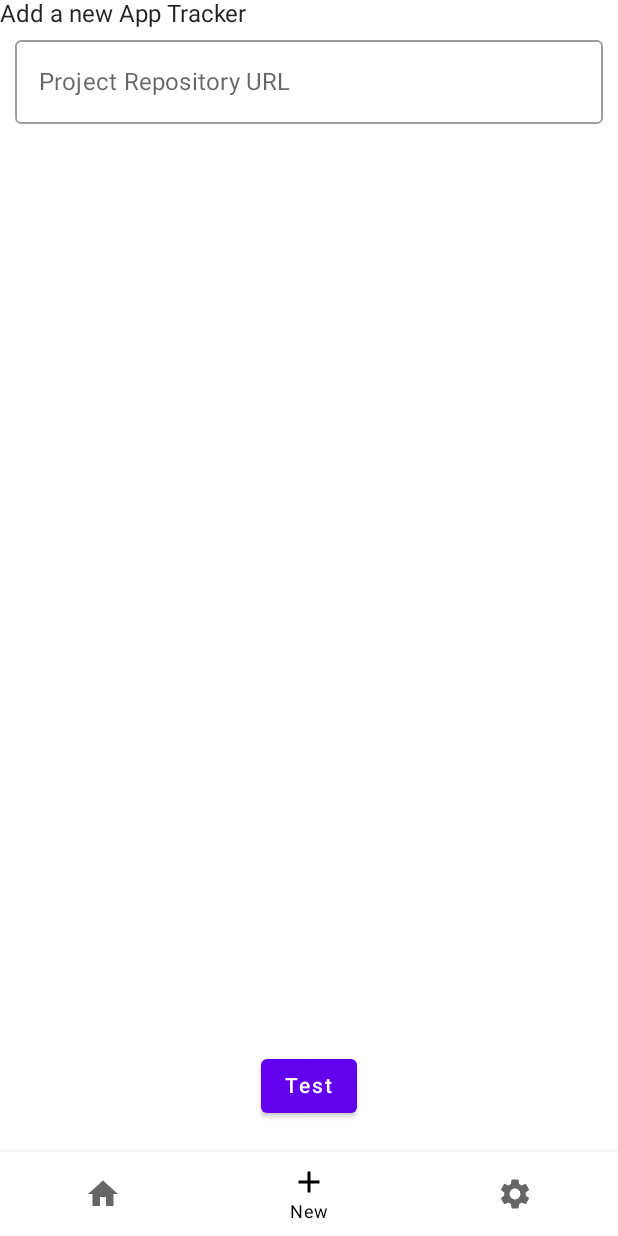
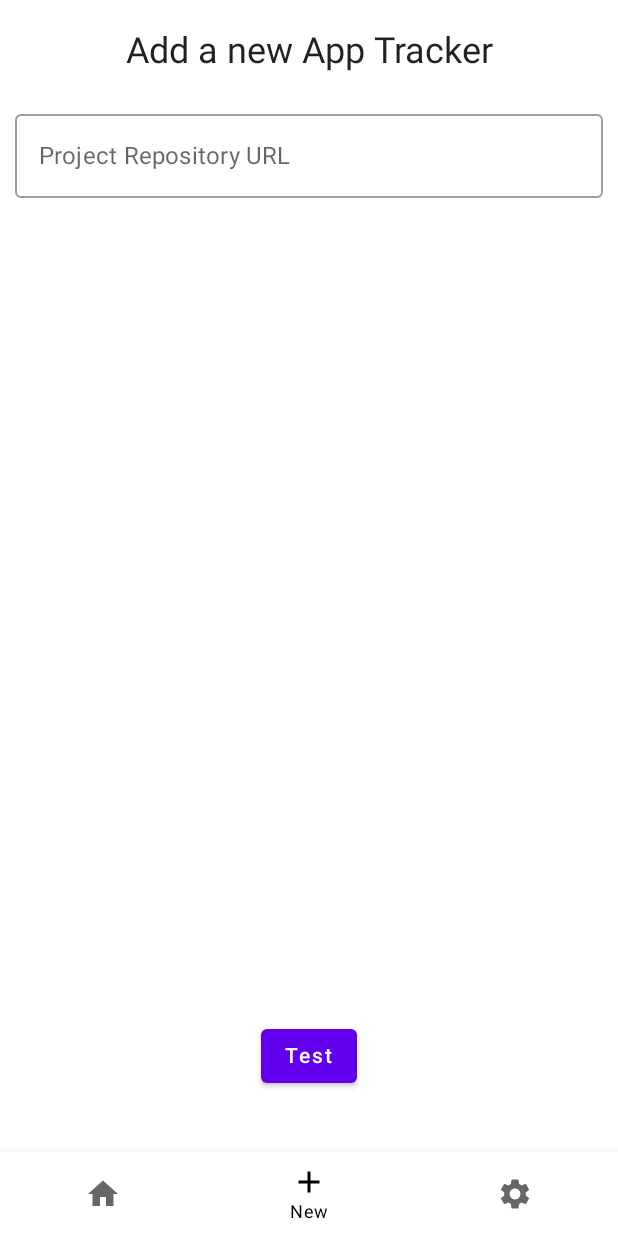
Before and after one commit to jroddev/android-oss-release-tracker, an Android app built with Jetpack Compose: the AppsScreen screen opened through its navigation route, item 2 of the bottom bar chosen, on a phone screen of 412 x 824 dp. Run offline under Robolectric (Android 15) with nearby library versions, the phone set to English and light mode, and no system bars; our stand-ins replace Volley; network calls fail; pictures from the network do not load.

Commit message:
Make Apps page scrollable

```diff
--- a/app/src/main/java/com/jroddev/android_oss_release_tracker/ui/AppsScreen.kt
+++ b/app/src/main/java/com/jroddev/android_oss_release_tracker/ui/AppsScreen.kt
@@ -4,6 +4,8 @@ import android.content.Intent
 import android.content.pm.PackageManager
 import android.net.Uri
 import androidx.compose.foundation.layout.*
+import androidx.compose.foundation.rememberScrollState
+import androidx.compose.foundation.verticalScroll
 import androidx.compose.material.*
 import androidx.compose.material.icons.Icons
 import androidx.compose.material.icons.filled.ArrowForward
@@ -36,7 +38,9 @@ fun AppsScreen(
         "https://github.com/bitfireAT/davx5-ose"
     )}
 
-    Column {
+    val verticalScroll = rememberScrollState()
+
+    Column(modifier = Modifier.verticalScroll(verticalScroll)) {
         repoUrls.forEach { url -> RenderItem(packageManager, requestQueue, url) }
     }
 }
@@ -60,7 +64,7 @@ fun ErroredTracker(metaData: RepoMetaData) {
     val showErrors = remember { mutableStateOf(false) }
     val bullet = "\u2022"
 
-    Column {
+    Column(modifier = Modifier.padding(10.dp, 10.dp)) {
         Text(text = metaData.repoUrl)
         Button(onClick = { showErrors.value = !showErrors.value }) {
             Text(text = if (showErrors.value) "Hide Errors" else "Show Errors")
--- a/app/src/main/java/com/jroddev/android_oss_release_tracker/ui/NewTrackerScreen.kt
+++ b/app/src/main/java/com/jroddev/android_oss_release_tracker/ui/NewTrackerScreen.kt
@@ -10,7 +10,9 @@ import androidx.compose.runtime.mutableStateOf
 import androidx.compose.runtime.remember
 import androidx.compose.ui.Alignment
 import androidx.compose.ui.Modifier
+import androidx.compose.ui.text.style.TextAlign
 import androidx.compose.ui.unit.dp
+import androidx.compose.ui.unit.sp
 import coil.compose.AsyncImage
 import com.android.volley.RequestQueue
 import com.jroddev.android_oss_release_tracker.repo.MetaDataState
@@ -40,7 +42,7 @@ fun TrackerPreview(
         .padding(10.dp, 10.dp)) {
         Row(verticalAlignment = Alignment.CenterVertically) {
             AsyncImage(
-                modifier = Modifier.size(50.dp, 50.dp),
+                modifier = Modifier.size(50.dp, 50.dp).padding(10.dp, 0.dp),
                 model = metaData.iconUrl,
                 contentDescription = null
             )
@@ -72,7 +74,12 @@ fun NewTrackerScreen(
     Column(
         modifier = Modifier.fillMaxSize()
     ) {
-        Text(text = "Add a new App Tracker")
+        Text(
+            text = "Add a new App Tracker",
+            fontSize = 24.sp,
+            textAlign = TextAlign.Center,
+            modifier = Modifier.fillMaxWidth().padding(0.dp, 20.dp)
+        )
 
         OutlinedTextField(
             modifier = Modifier
@@ -102,7 +109,7 @@ fun NewTrackerScreen(
                 Text(text = "Test")
             }
         }
-        Spacer(modifier = Modifier.height(20.dp))
+        Spacer(modifier = Modifier.height(40.dp))
     }
 
 
```
